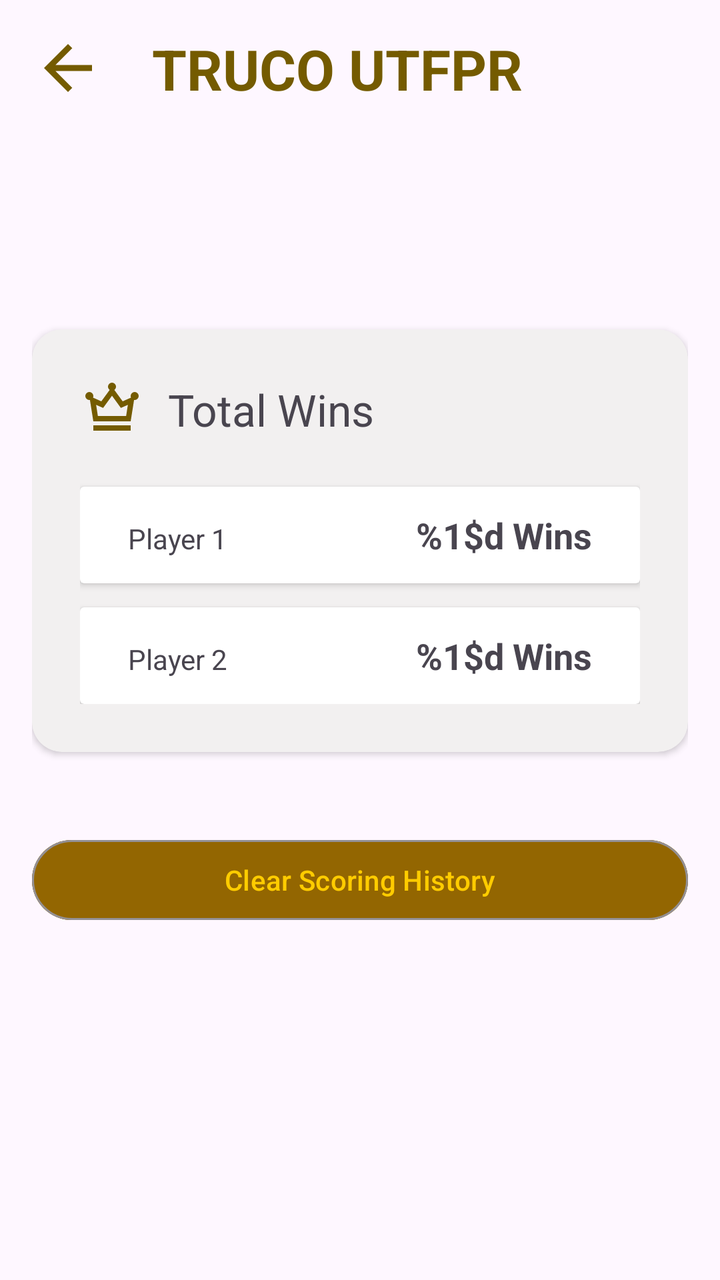
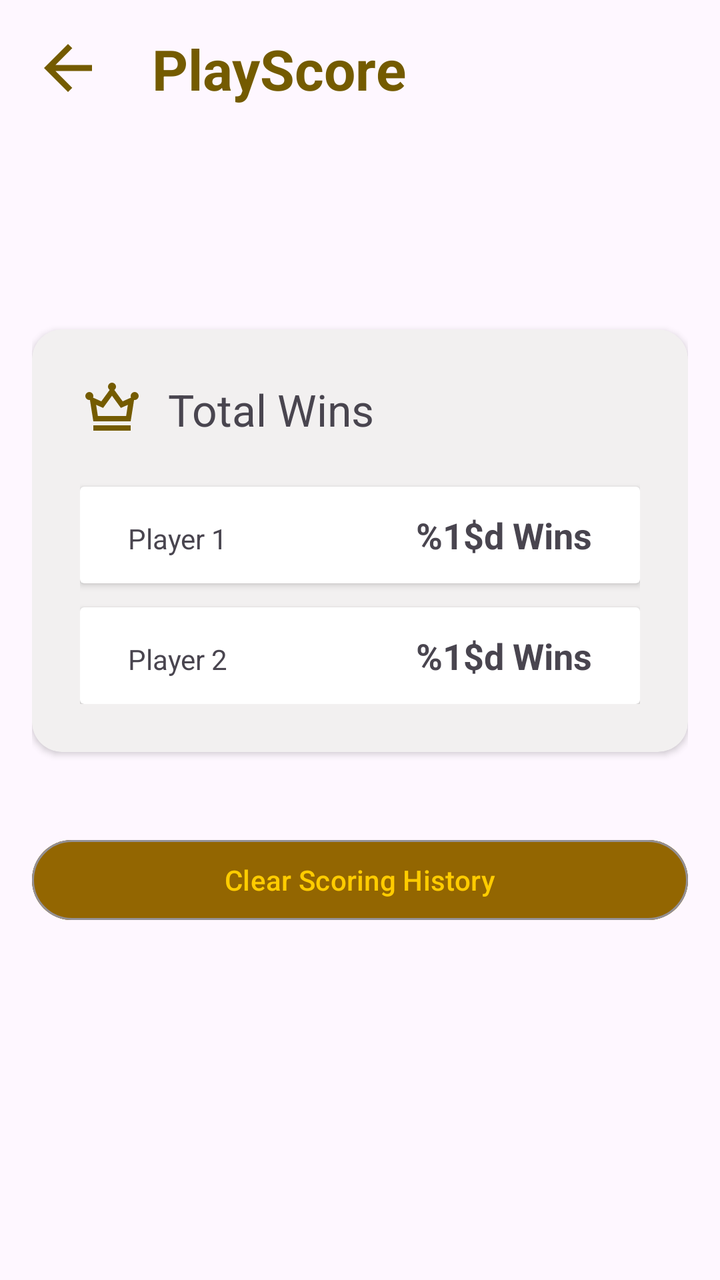

Compare the two renders of this Android layout. The source of the first and the diff that turns it into the second are given below.
<!-- AndroidManifest.xml: application theme Theme.PlayScore -->
<!-- res/layout/activity_score_history.xml -->
<?xml version="1.0" encoding="utf-8"?>
<ScrollView xmlns:android="http://schemas.android.com/apk/res/android"
    xmlns:app="http://schemas.android.com/apk/res-auto"
    xmlns:tools="http://schemas.android.com/tools"
    android:id="@+id/activity_score_history"
    android:layout_width="match_parent"
    android:layout_height="match_parent"
    tools:context=".ScoreHistoryActivity">

    <androidx.constraintlayout.widget.ConstraintLayout
        android:layout_width="match_parent"
        android:layout_height="wrap_content"
        android:padding="16dp">

        <ImageView
            android:id="@+id/ivBack"
            android:layout_width="36dp"
            android:layout_height="36dp"
            android:contentDescription="@string/back"
            android:src="@drawable/ic_back"
            app:layout_constraintStart_toStartOf="parent"
            app:layout_constraintTop_toTopOf="parent" />

        <TextView
            android:id="@+id/titleApp"
            android:layout_width="wrap_content"
            android:layout_height="wrap_content"
            android:layout_marginStart="24dp"
            android:text="@string/name_app"
            android:textColor="@color/app_text"
            android:textSize="28sp"
            android:textStyle="bold"
            app:layout_constraintBottom_toBottomOf="@id/ivBack"
            app:layout_constraintStart_toEndOf="@id/ivBack"
            app:layout_constraintTop_toTopOf="@id/ivBack" />

        <Button
            android:id="@+id/btClearHistory"
            android:layout_width="0dp"
            android:layout_height="wrap_content"
            android:layout_marginTop="40dp"
            android:backgroundTint="@color/button_brown"
            android:text="@string/clear_scoring_history"
            android:textColor="@color/gold_text"
            app:layout_constraintEnd_toEndOf="@+id/cvPlayers"
            app:layout_constraintStart_toStartOf="@+id/cvPlayers"
            app:layout_constraintTop_toBottomOf="@+id/cvPlayers"
            app:strokeColor="@color/button_stroke"
            app:strokeWidth="1dp" />

        <androidx.cardview.widget.CardView
            android:id="@+id/cvPlayers"
            android:layout_width="0dp"
            android:layout_height="wrap_content"
            android:layout_marginTop="112dp"
            android:backgroundTint="@color/card_tint"
            android:padding="16dp"
            app:cardCornerRadius="15dp"
            app:layout_constraintEnd_toEndOf="parent"
            app:layout_constraintStart_toStartOf="@+id/ivBack"
            app:layout_constraintTop_toBottomOf="@id/titleApp">

            <androidx.constraintlayout.widget.ConstraintLayout
                android:id="@+id/constrainLayout"
                android:layout_width="match_parent"
                android:layout_height="match_parent"
                android:padding="24dp">

                <ImageView
                    android:id="@+id/ivWinner"
                    android:layout_width="32dp"
                    android:layout_height="32dp"
                    android:contentDescription="@null"
                    android:src="@drawable/ic_winner"
                    app:layout_constraintStart_toStartOf="parent"
                    app:layout_constraintTop_toTopOf="parent" />

                <TextView
                    android:id="@+id/tvTotalWin"
                    android:layout_width="wrap_content"
                    android:layout_height="wrap_content"
                    android:layout_marginStart="12dp"
                    android:text="@string/total_wins"
                    android:textSize="22sp"
                    app:layout_constraintBottom_toBottomOf="@id/ivWinner"
                    app:layout_constraintStart_toEndOf="@id/ivWinner"
                    app:layout_constraintTop_toTopOf="@id/ivWinner" />

                <androidx.cardview.widget.CardView
                    android:id="@+id/cvPlayerOne"
                    android:layout_width="0dp"
                    android:layout_height="wrap_content"
                    android:layout_marginTop="24dp"
                    app:layout_constraintEnd_toEndOf="parent"
                    app:layout_constraintStart_toStartOf="@+id/ivWinner"
                    app:layout_constraintTop_toBottomOf="@id/tvTotalWin">

                    <LinearLayout
                        android:layout_width="match_parent"
                        android:layout_height="match_parent"
                        android:layout_gravity="center"
                        android:orientation="horizontal"
                        android:padding="12dp">

                        <TextView
                            android:id="@+id/etPlayerOne"
                            android:layout_width="wrap_content"
                            android:layout_height="wrap_content"
                            android:layout_marginStart="12dp"
                            android:text="@string/player_1" />

                        <TextView
                            android:id="@+id/etVictoriesOne"
                            android:layout_width="0dp"
                            android:layout_height="wrap_content"
                            android:layout_marginEnd="12dp"
                            android:layout_weight="1"
                            android:gravity="end"
                            android:text="@string/history_wins"
                            android:textSize="18sp"
                            android:textStyle="bold" />

                    </LinearLayout>
                </androidx.cardview.widget.CardView>

                <androidx.cardview.widget.CardView
                    android:id="@+id/cardView"
                    android:layout_width="0dp"
                    android:layout_height="wrap_content"
                    android:layout_marginTop="12dp"
                    app:layout_constraintEnd_toEndOf="@+id/cvPlayerOne"
                    app:layout_constraintStart_toStartOf="@+id/cvPlayerOne"
                    app:layout_constraintTop_toBottomOf="@id/cvPlayerOne">

                    <LinearLayout
                        android:layout_width="match_parent"
                        android:layout_height="match_parent"
                        android:layout_gravity="center"
                        android:orientation="horizontal"
                        android:padding="12dp">

                        <TextView
                            android:id="@+id/etPlayerTwo"
                            android:layout_width="wrap_content"
                            android:layout_height="wrap_content"
                            android:layout_marginStart="12dp"
                            android:text="@string/player_2" />

                        <TextView
                            android:id="@+id/etVictoriesTwo"
                            android:layout_width="0dp"
                            android:layout_height="wrap_content"
                            android:layout_marginEnd="12dp"
                            android:layout_weight="1"
                            android:gravity="end"
                            android:text="@string/history_wins"
                            android:textSize="18sp"
                            android:textStyle="bold" />
                    </LinearLayout>
                </androidx.cardview.widget.CardView>

            </androidx.constraintlayout.widget.ConstraintLayout>
        </androidx.cardview.widget.CardView>

    </androidx.constraintlayout.widget.ConstraintLayout>
</ScrollView>
<!-- resources referenced by this layout -->
<resources>
  <color name="app_text">#745B00</color>
  <color name="button_brown">#936601</color>
  <color name="button_stroke">#939095</color>
  <color name="card_tint">#F2F0F0</color>
  <color name="gold_text">#FFCC00</color>
  <!-- drawable ic_back (drawable) -->
  <vector xmlns:android="http://schemas.android.com/apk/res/android" android:autoMirrored="true" android:height="24dp" android:tint="@color/gold" android:viewportHeight="24" android:viewportWidth="24" android:width="24dp">
        
      <path android:fillColor="@android:color/white" android:pathData="M20,11H7.83l5.59,-5.59L12,4l-8,8 8,8 1.41,-1.41L7.83,13H20v-2z"/>
      
  </vector>
  <!-- drawable ic_winner (drawable) -->
  <vector xmlns:android="http://schemas.android.com/apk/res/android" android:height="24dp" android:tint="@color/gold" android:viewportHeight="960" android:viewportWidth="960" android:width="24dp">
        
      <path android:fillColor="@android:color/white" android:pathData="M200,800L200,720L760,720L760,800L200,800ZM200,660L149,339Q147,339 144.5,339.5Q142,340 140,340Q115,340 97.5,322.5Q80,305 80,280Q80,255 97.5,237.5Q115,220 140,220Q165,220 182.5,237.5Q200,255 200,280Q200,287 198.5,293Q197,299 195,304L320,360L445,189Q434,181 427,168Q420,155 420,140Q420,115 437.5,97.5Q455,80 480,80Q505,80 522.5,97.5Q540,115 540,140Q540,155 533,168Q526,181 515,189L640,360L765,304Q763,299 761.5,293Q760,287 760,280Q760,255 777.5,237.5Q795,220 820,220Q845,220 862.5,237.5Q880,255 880,280Q880,305 862.5,322.5Q845,340 820,340Q818,340 815.5,339.5Q813,339 811,339L760,660L200,660ZM268,580L692,580L718,413L613,459L480,276L347,459L242,413L268,580ZM480,580L480,580L480,580L480,580L480,580L480,580L480,580Z"/>
      
  </vector>
  <string name="back">Back</string>
  <string name="clear_scoring_history">Clear Scoring History</string>
  <string name="history_wins">%1$d Wins</string>
  <string name="name_app">TRUCO UTFPR</string>
  <string name="player_1">Player 1</string>
  <string name="player_2">Player 2</string>
  <string name="total_wins">Total Wins</string>
  <style name="Theme.PlayScore" parent="Base.Theme.PlayScore" />
  <color name="gold">#745B00</color>
  <style name="Base.Theme.PlayScore" parent="Theme.Material3.DayNight.NoActionBar">
          
          
      </style>
</resources>

<!-- the commit's change to res/layout/activity_score_history.xml (unified diff, before → after) -->
@@ -39,7 +39,7 @@
             android:layout_width="0dp"
             android:layout_height="wrap_content"
             android:layout_marginTop="40dp"
-            android:backgroundTint="@color/button_brown"
+            android:backgroundTint="@color/button_clear_history"
             android:text="@string/clear_scoring_history"
             android:textColor="@color/gold_text"
             app:layout_constraintEnd_toEndOf="@+id/cvPlayers"
<!-- resource entries referenced after the edit -->
@@ -1,7 +1,7 @@
 <!-- resources referenced by this layout -->
 <resources>
   <color name="app_text">#745B00</color>
-  <color name="button_brown">#936601</color>
+  <color name="button_clear_history">#936601</color>
   <color name="button_stroke">#939095</color>
   <color name="card_tint">#F2F0F0</color>
   <color name="gold_text">#FFCC00</color>
@@ -20,7 +20,7 @@
   <string name="back">Back</string>
   <string name="clear_scoring_history">Clear Scoring History</string>
   <string name="history_wins">%1$d Wins</string>
-  <string name="name_app">TRUCO UTFPR</string>
+  <string name="name_app">PlayScore</string>
   <string name="player_1">Player 1</string>
   <string name="player_2">Player 2</string>
   <string name="total_wins">Total Wins</string>
